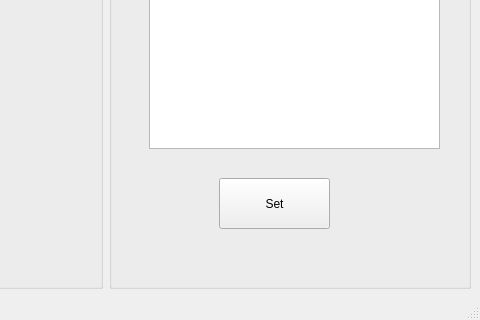
The window that plotwindow.ui (jcmayoral/VisionUtils) describes before a commit, drawn with Qt 5; both pictures show x 269 to 749 and y 161 to 481 of the 749 by 481 pixel window.
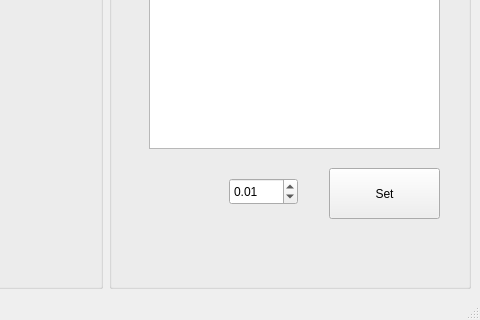
The same window after the commit. Custom widgets are drawn as their Qt base class.

Commit message: adding threshold to plot gui

Diff of the .ui file:
```diff
--- a/plotwindow.ui
+++ b/plotwindow.ui
@@ -68,8 +68,8 @@
       <widget class="QPushButton" name="select_graph">
        <property name="geometry">
         <rect>
-         <x>110</x>
-         <y>330</y>
+         <x>220</x>
+         <y>320</y>
          <width>111</width>
          <height>51</height>
         </rect>
@@ -84,6 +84,19 @@
         <string>Set</string>
        </property>
       </widget>
+      <widget class="QDoubleSpinBox" name="doubleSpinBox">
+       <property name="geometry">
+        <rect>
+         <x>120</x>
+         <y>330</y>
+         <width>69</width>
+         <height>27</height>
+        </rect>
+       </property>
+       <property name="value">
+        <double>0.010000000000000</double>
+       </property>
+      </widget>
      </widget>
     </item>
    </layout>
```
The commit also changes 4 other files.
